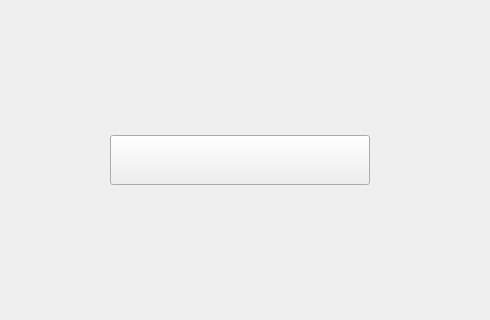
The window that scorewindow.ui (DreamTeamHelha/SirtoliRacing) describes before a commit, drawn with Qt 5; both pictures show x 310 to 800 and y 85 to 405 of the 800 by 600 pixel window.
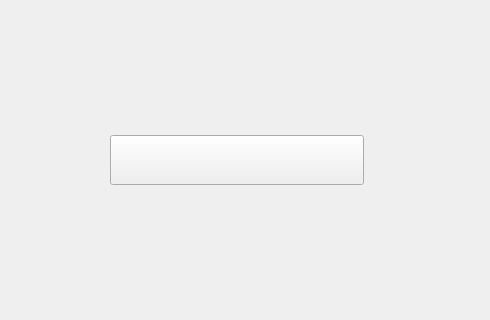
The same window after the commit.

Commit message: Fin modif image

Diff of the .ui file:
```diff
--- a/scorewindow.ui
+++ b/scorewindow.ui
@@ -31,7 +31,7 @@
     <rect>
      <x>420</x>
      <y>220</y>
-     <width>260</width>
+     <width>254</width>
      <height>50</height>
     </rect>
    </property>
@@ -77,7 +77,7 @@
     <string notr="true">color:white</string>
    </property>
    <property name="text">
-    <string>&lt;html&gt;&lt;head/&gt;&lt;body&gt;&lt;p&gt;Sorry ! Your time is too big to be in the ranking ! Maybe it will be better next time !&lt;/p&gt;&lt;/body&gt;&lt;/html&gt;</string>
+    <string>Waiting for server...</string>
    </property>
   </widget>
   <widget class="QLabel" name="label">
```
The commit also changes 1 other file.
